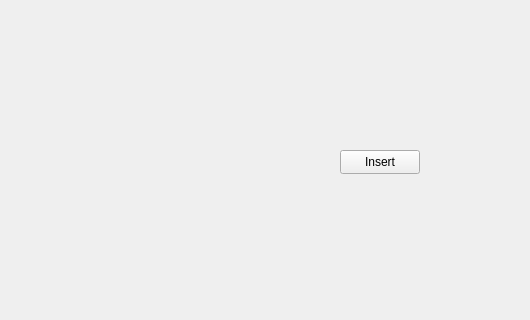
Qt form mainwindow.ui (syckcoding/Qt_learning) before a commit; both pictures show x 0 to 530 and y 280 to 600 of the 800 by 600 pixel window.
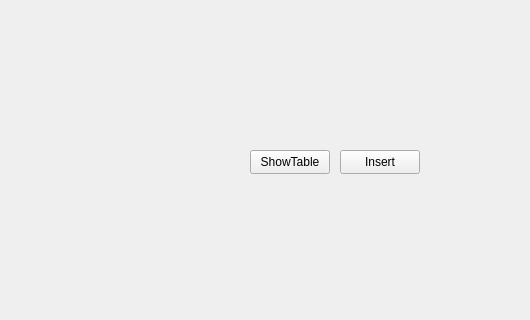
The same form after that commit.

Commit message: 增加了一个显示数据库表格的界面

The edit to the form file:
```diff
--- a/mainwindow.ui
+++ b/mainwindow.ui
@@ -40,6 +40,19 @@
      <string>TextLabel</string>
     </property>
    </widget>
+   <widget class="QPushButton" name="showButton">
+    <property name="geometry">
+     <rect>
+      <x>250</x>
+      <y>430</y>
+      <width>80</width>
+      <height>24</height>
+     </rect>
+    </property>
+    <property name="text">
+     <string>ShowTable</string>
+    </property>
+   </widget>
   </widget>
   <widget class="QMenuBar" name="menubar">
    <property name="geometry">
```
The commit also changes 6 other files.
